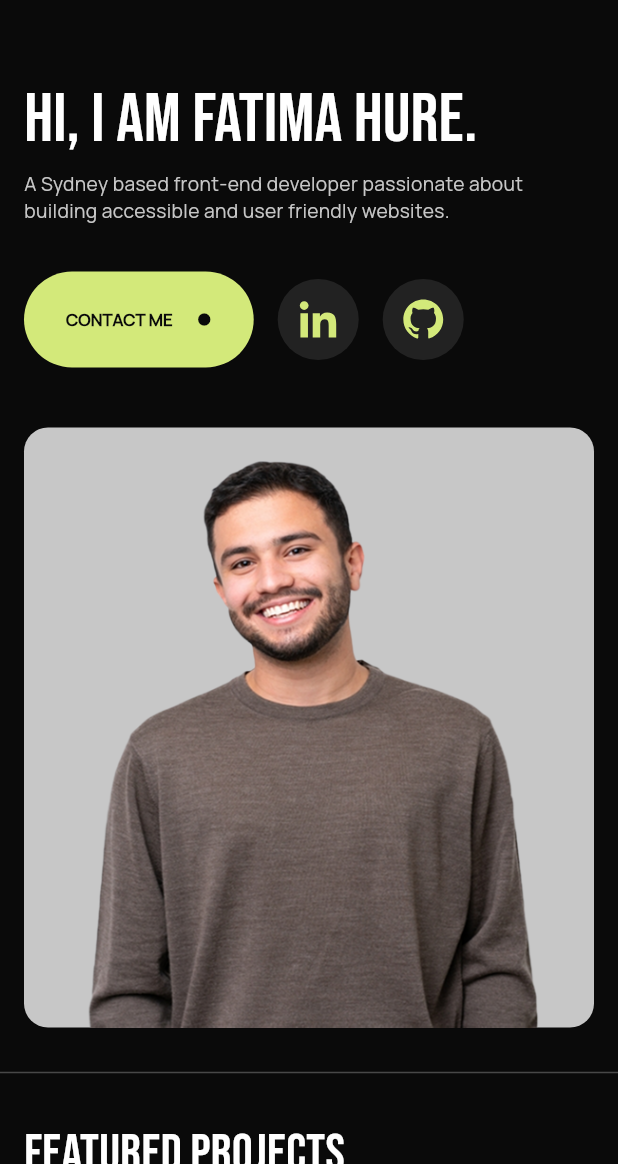
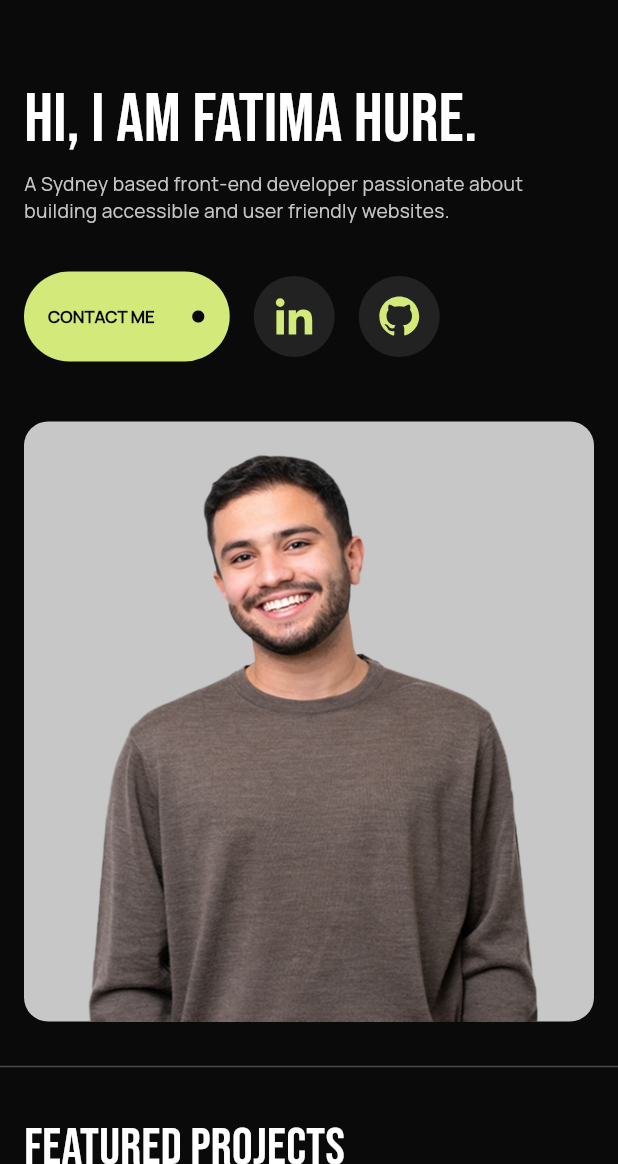
Before and after one commit to ftoome545/portfolio, a Flutter app: the screen it shows after launch, on a phone screen of 412 x 824 dp, the part 72-1236 px from its top. Run offline on Flutter 3.47's test engine with Material 3 defaults, Android fonts, the light colour scheme and no system bars; our stand-ins replace flutter_svg, get_it.

Commit message:
edit the height of the button

```diff
--- a/lib/core/widgets/contact_me.dart
+++ b/lib/core/widgets/contact_me.dart
@@ -38,11 +38,15 @@ class _ContactMeState extends State<ContactMe> {
           TextButton(
             style: TextButton.styleFrom(
               backgroundColor: const Color(0xFFD3E97A),
+              padding: EdgeInsets.zero,
             ),
             onPressed: handlPress,
-            child: Padding(
-              padding: const EdgeInsets.symmetric(horizontal: 16, vertical: 16),
+            child: Container(
+              height: 60,
+              padding: const EdgeInsets.symmetric(horizontal: 16),
+              alignment: Alignment.center,
               child: Row(
+                mainAxisSize: MainAxisSize.min,
                 children: [
                   Text(
                     widget.title,
@@ -51,7 +55,7 @@ class _ContactMeState extends State<ContactMe> {
                         : AppStyles.styleBold16(context),
                   ),
                   const SizedBox(
-                    width: 16,
+                    width: 24,
                   ),
                   isClicked
                       ? Container(
```
